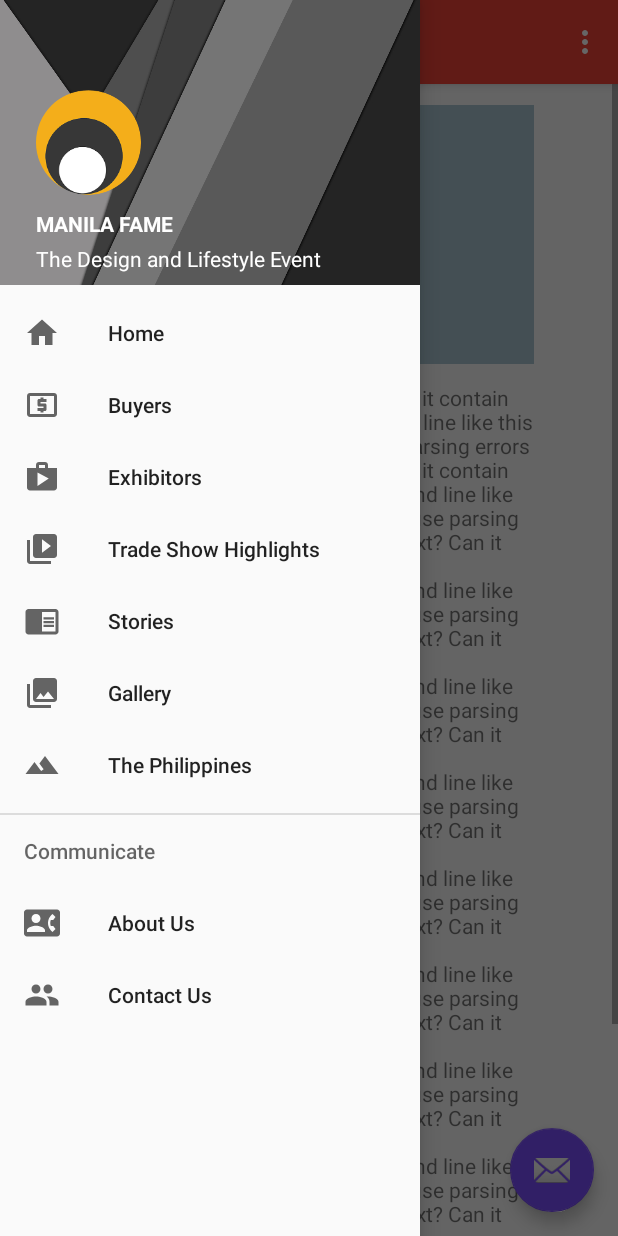
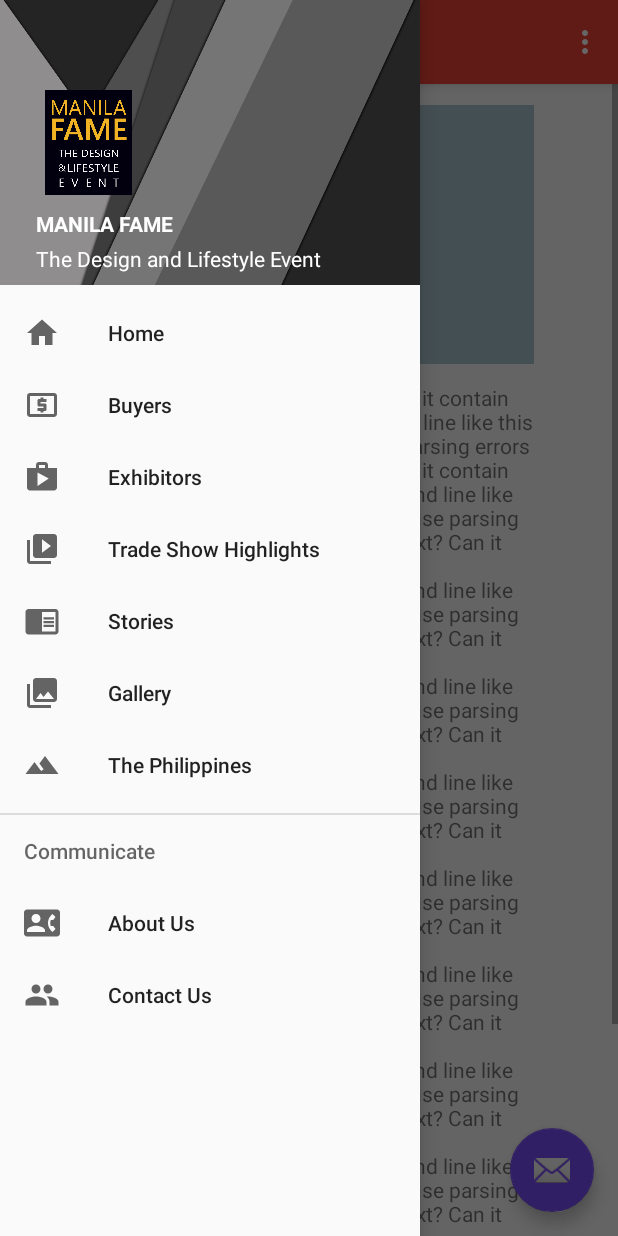
Before and after one commit to lemarcudal/CITEM_APP, an Android app: the MainActivity screen opened directly, with no data from a screen before it, with the side drawer open, on a phone screen of 412 x 824 dp. Run offline under Robolectric (Android 15) with nearby library versions, the phone set to English and light mode, and no system bars.

Commit message:
Default puta

```diff
--- a/CITEM/app/src/main/res/layout/nav_header_main.xml
+++ b/CITEM/app/src/main/res/layout/nav_header_main.xml
@@ -6,13 +6,12 @@
     android:orientation="vertical"
     >
 
-    <de.hdodenhof.circleimageview.CircleImageView
+    <ImageView
         xmlns:app="http://schemas.android.com/apk/res-auto"
         android:id="@+id/profile_image"
         android:layout_width="70dp"
         android:layout_height="70dp"
-        android:src="@drawable/logo1"
-        app:border_color="#FF000000"
+        android:src="@drawable/custom_mf_logo"
         android:layout_marginLeft="24dp"
         android:layout_centerVertical="true"
         android:layout_alignParentLeft="true"
--- a/CITEM/app/src/main/res/values/colors.xml
+++ b/CITEM/app/src/main/res/values/colors.xml
@@ -9,5 +9,6 @@
     <color name="colorIcons">#FFFFFF</color>
     <color name="colorWhite">#FFFFFF</color>
     <color name="colorDivider">#B6B6B6</color>
+    <color name="home_color">#bfbcbd</color>
 
 </resources>
--- a/CITEM/app/src/main/res/values/strings.xml
+++ b/CITEM/app/src/main/res/values/strings.xml
@@ -3,7 +3,6 @@
 
     <string name="navigation_drawer_open">Open navigation drawer</string>
     <string name="navigation_drawer_close">Close navigation drawer</string>
-
     <string name="action_settings">Settings</string>
 
     <!-- TODO: Remove or change this placeholder text -->
```
